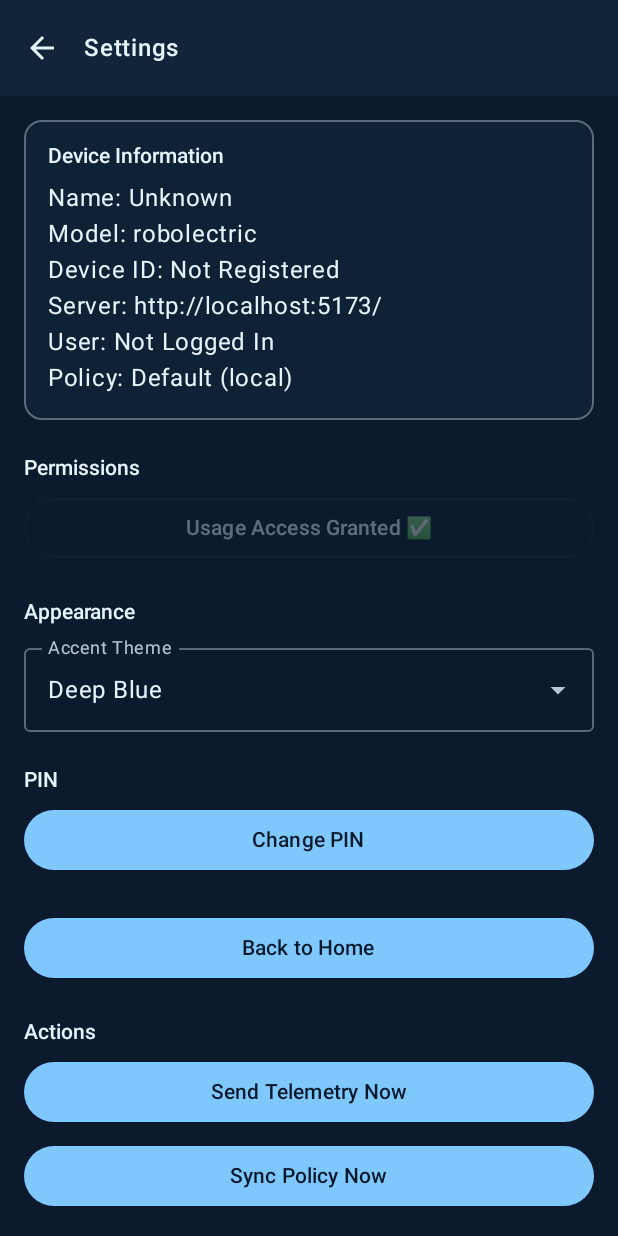
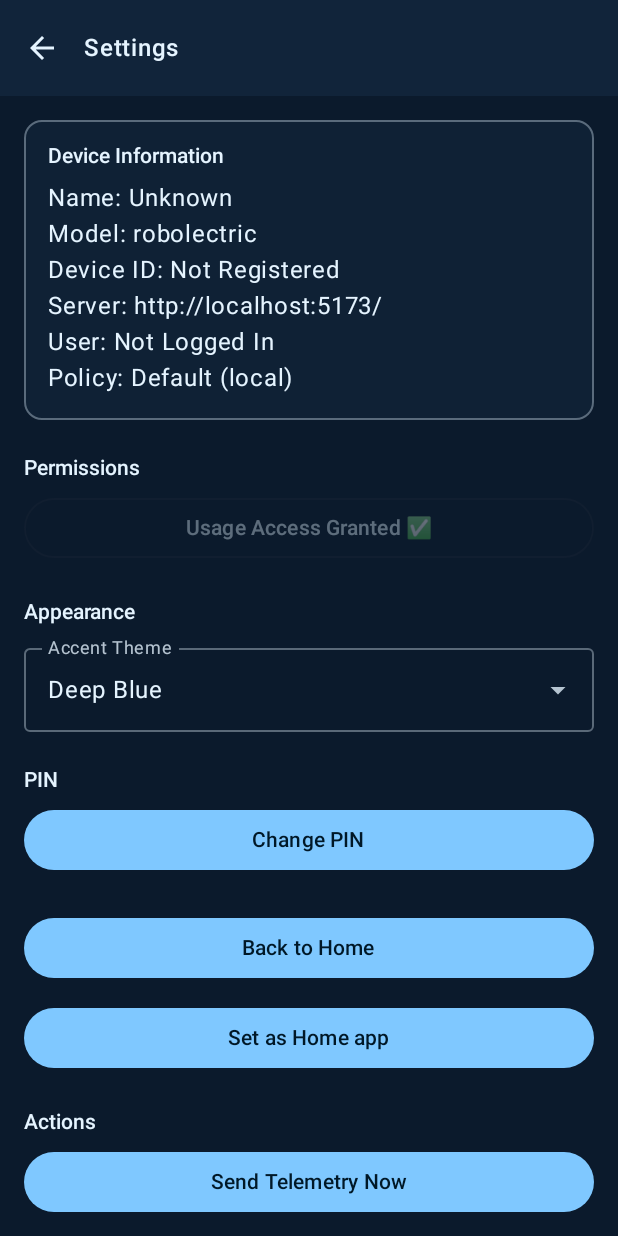
Before and after one commit to drguptavivek/android_launcher2, an Android app built with Jetpack Compose: the composable SettingsScreen called with empty values, on a phone screen of 412 x 824 dp. Run offline under Robolectric (Android 15) with nearby library versions, the phone set to English and light mode, and no system bars; 3 statements that could not run were skipped.

Commit message:
Added a “Set as Home app” control in Settings:

```diff
--- a/android-launcher/app/src/main/java/edu/aiims/surveylauncher/ui/settings/SettingsScreen.kt
+++ b/android-launcher/app/src/main/java/edu/aiims/surveylauncher/ui/settings/SettingsScreen.kt
@@ -15,6 +15,7 @@ import androidx.compose.runtime.getValue
 import androidx.compose.runtime.setValue
 import androidx.compose.ui.Modifier
 import androidx.compose.ui.platform.LocalContext
+import androidx.compose.ui.platform.LocalUriHandler
 import androidx.compose.ui.text.input.PasswordVisualTransformation
 import androidx.compose.ui.unit.dp
 import androidx.work.OneTimeWorkRequestBuilder
@@ -42,6 +43,7 @@ fun SettingsScreen(
     onBackToHome: () -> Unit
 ) {
     val context = LocalContext.current
+    val uriHandler = LocalUriHandler.current
     val sessionManager = remember { edu.aiims.surveylauncher.data.SessionManager(context) }
     val coroutineScope = rememberCoroutineScope()
     var syncStatus by remember { mutableStateOf("") }
@@ -184,6 +186,23 @@ fun SettingsScreen(
             ) {
                 Text("Back to Home")
             }
+            Spacer(modifier = Modifier.height(12.dp))
+            Button(
+                onClick = {
+                    try {
+                        // Launch system UI to pick home; if not supported, fallback to intent chooser
+                        context.startActivity(android.content.Intent(android.provider.Settings.ACTION_HOME_SETTINGS))
+                    } catch (e: Exception) {
+                        val intent = android.content.Intent(android.content.Intent.ACTION_MAIN).apply {
+                            addCategory(android.content.Intent.CATEGORY_HOME)
+                        }
+                        context.startActivity(android.content.Intent.createChooser(intent, "Select Home app"))
+                    }
+                },
+                modifier = Modifier.fillMaxWidth()
+            ) {
+                Text("Set as Home app")
+            }
             Spacer(modifier = Modifier.height(24.dp))
 
             // Actions Section
```
